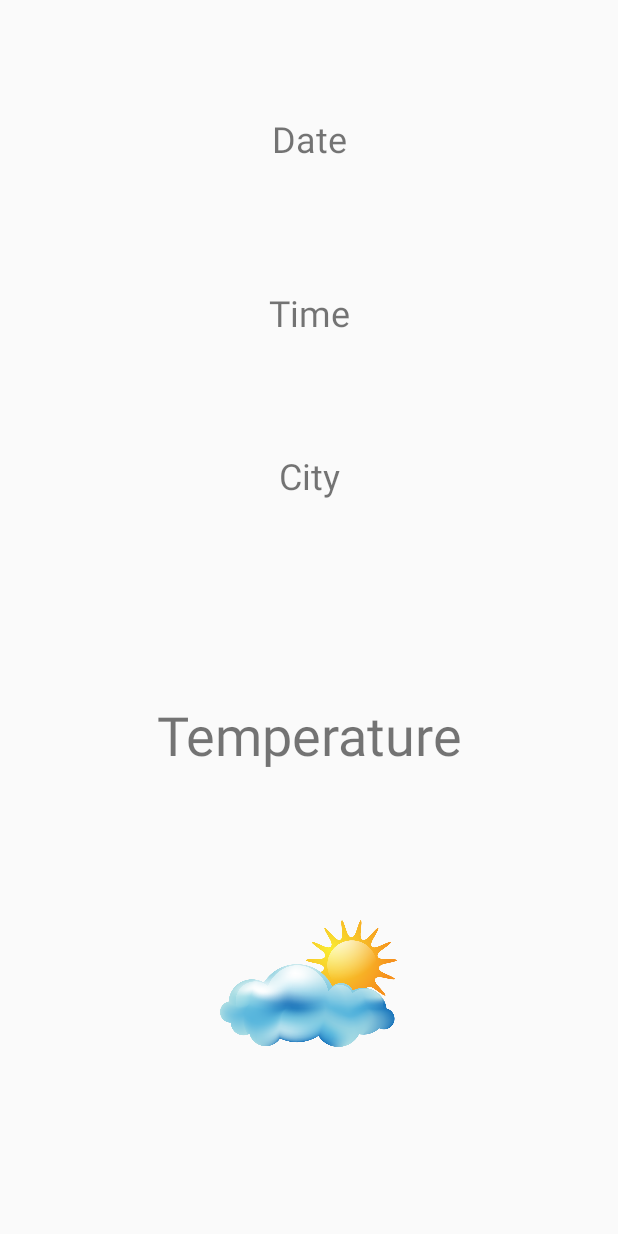
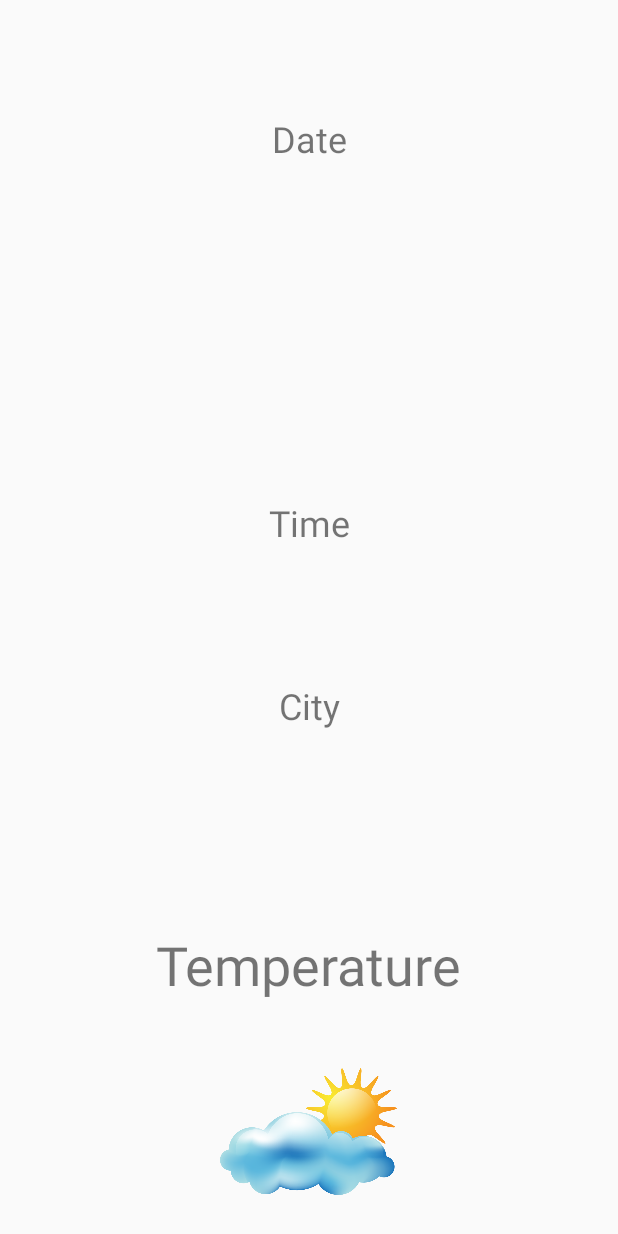
Before and after one commit to loleckek228/Homework, an Android app: the layout activity_main.xml on its own in the app's theme, with its tools: preview values and no code run, on a phone screen of 412 x 824 dp. Run offline under Robolectric (Android 15) with nearby library versions, the phone set to English and light mode, and no system bars.

Commit message:
HomeWork(lesson-2)

```diff
--- a/app/src/main/res/layout/activity_main.xml
+++ b/app/src/main/res/layout/activity_main.xml
@@ -14,7 +14,7 @@
         app:layout_constraintEnd_toEndOf="parent"
         app:layout_constraintHorizontal_bias="0.501"
         app:layout_constraintStart_toStartOf="parent"
-        app:layout_constraintTop_toTopOf="parent"
+        app:layout_constraintTop_toTopOf="@id/temperatureTextView"
         app:layout_constraintVertical_bias="0.841"
         app:srcCompat="@drawable/weather" />
 
@@ -42,7 +42,7 @@
         app:layout_constraintEnd_toEndOf="parent"
         app:layout_constraintHorizontal_bias="0.501"
         app:layout_constraintStart_toStartOf="parent"
-        app:layout_constraintTop_toTopOf="parent"
+        app:layout_constraintTop_toTopOf="@id/timeTextView"
         app:layout_constraintVertical_bias="1.0" />
 
     <TextView
@@ -53,8 +53,9 @@
         android:textSize="36sp"
         app:layout_constraintBottom_toTopOf="@+id/imageView3"
         app:layout_constraintEnd_toEndOf="parent"
+        app:layout_constraintHorizontal_bias="0.497"
         app:layout_constraintStart_toStartOf="parent"
-        app:layout_constraintTop_toTopOf="parent"
+        app:layout_constraintTop_toTopOf="@id/cityTextView"
         app:layout_constraintVertical_bias="0.845" />
 
     <TextView
@@ -67,6 +68,7 @@
         app:layout_constraintBottom_toTopOf="@+id/cityTextView"
         app:layout_constraintEnd_toEndOf="parent"
         app:layout_constraintStart_toStartOf="parent"
-        app:layout_constraintTop_toTopOf="parent"
+        app:layout_constraintTop_toTopOf="@id/dataTextView"
         app:layout_constraintVertical_bias="0.821" />
+
 </androidx.constraintlayout.widget.ConstraintLayout>
--- a/app/src/main/res/values/strings.xml
+++ b/app/src/main/res/values/strings.xml
@@ -5,7 +5,7 @@
     <string name="city">City</string>
     <string name="time">Time</string>
     <string name="date">Date</string>
-    <string name="theme">White/Dark</string>
+    <string name="themeSettings">White/Dark theme</string>
     <string name="chooseCity">Choose city</string>
     <string name="showinfo">showInfo</string>
     <string-array name="cities">
@@ -15,4 +15,8 @@
         <item>New York</item>
         <item>Tokyo</item>
     </string-array>
+    <string name="saveState">Save State</string>
+    <string name="windSpeed">Wind Speed</string>
+    <string name="soundSettings">On/Off sound</string>
+
 </resources>
```
Also changed, not shown: app/src/main/AndroidManifest.xml (+8 -3 lines), app/src/main/res/layout/activity_city.xml (+25 -12 lines), app/src/main/res/layout/activity_settings.xml (added, +48 -0 lines), 1 other file.
